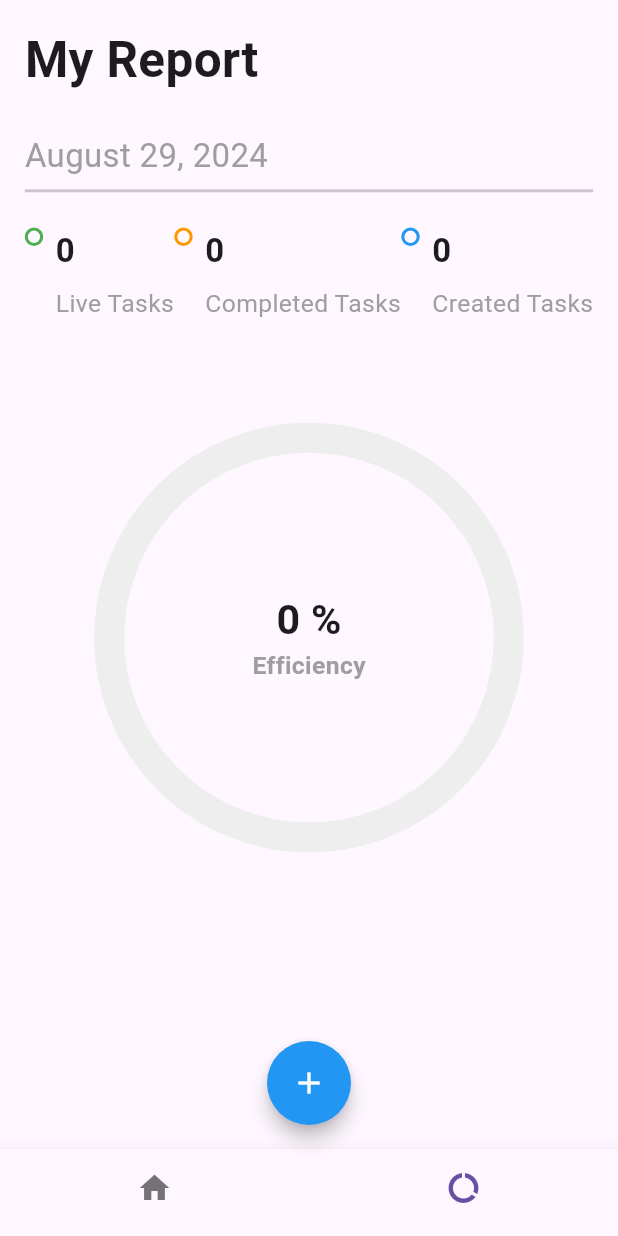
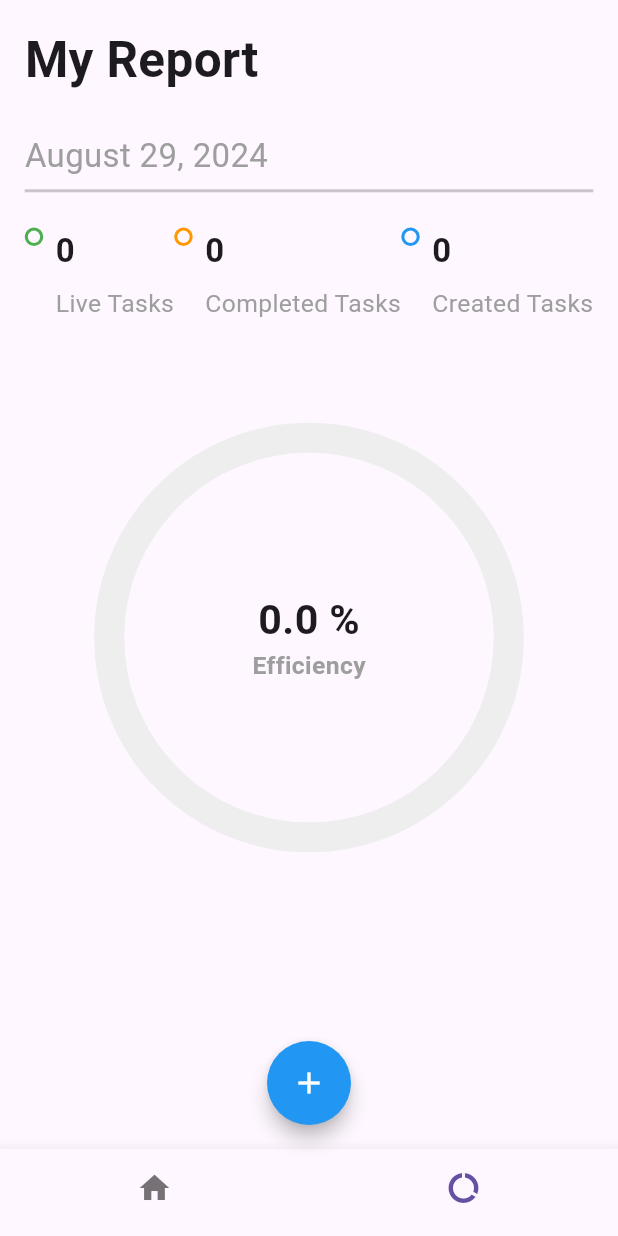
Before and after one commit to Iamdheeraj22/task_todo, a Flutter app: the screen it shows after launch, item 2 of the bottom bar chosen, on a phone screen of 412 x 824 dp. Run offline on Flutter 3.47's test engine with Material 3 defaults, Android fonts, the phone set to English and light mode, and no system bars; drawn by our look-alikes of step_progress_indicator; our stand-ins replace dotted_border, equatable, flutter_easyloading, get, get_storage.

Commit message:
fix : percentage take too much space for showing double value

```diff
--- a/lib/app/modules/report/report_details_page.dart
+++ b/lib/app/modules/report/report_details_page.dart
@@ -83,12 +83,12 @@ class ReportDetailsPage extends StatelessWidget {
                         width: 150,
                         selectedStepSize: 22,
                         roundedCap: (_, __) => true,
-                        removeRoundedCapExtraAngle: true,
+                        //  removeRoundedCapExtraAngle: true,
                         child: Column(
                           mainAxisAlignment: MainAxisAlignment.center,
                           children: [
                             Text(
-                              '${createdTasks == 0 ? 0 : percentage} %',
+                              '${(createdTasks == 0 ? 0 : percentage).roundToDouble()} %',
                               style: TextStyle(
                                   fontWeight: FontWeight.bold,
                                   fontSize: 20.0.sp),
```
